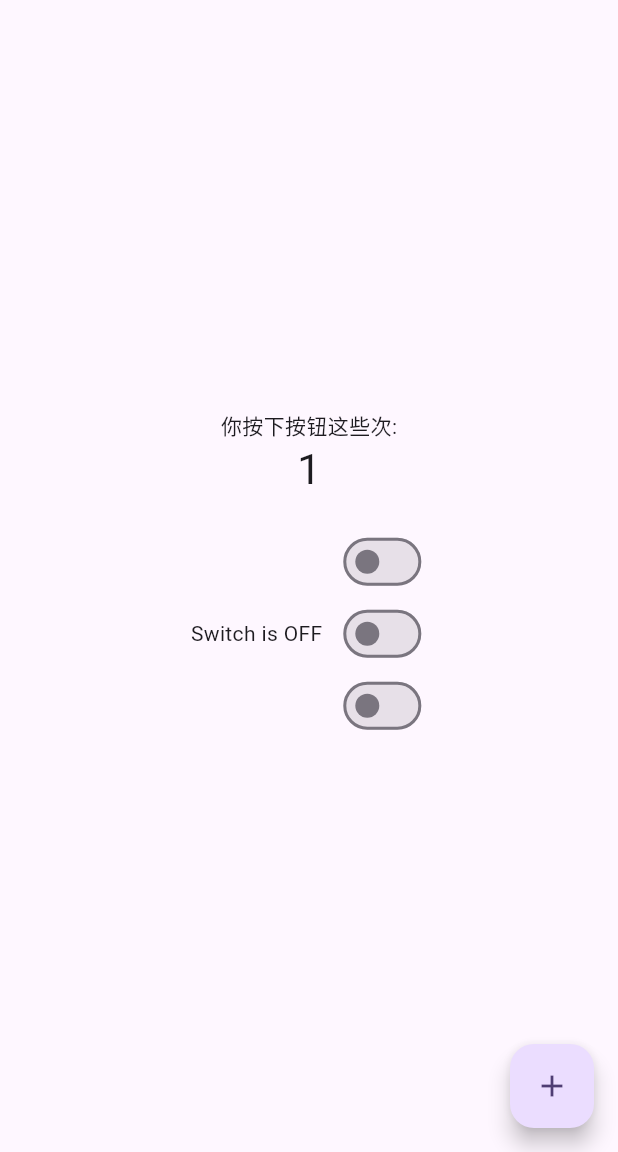
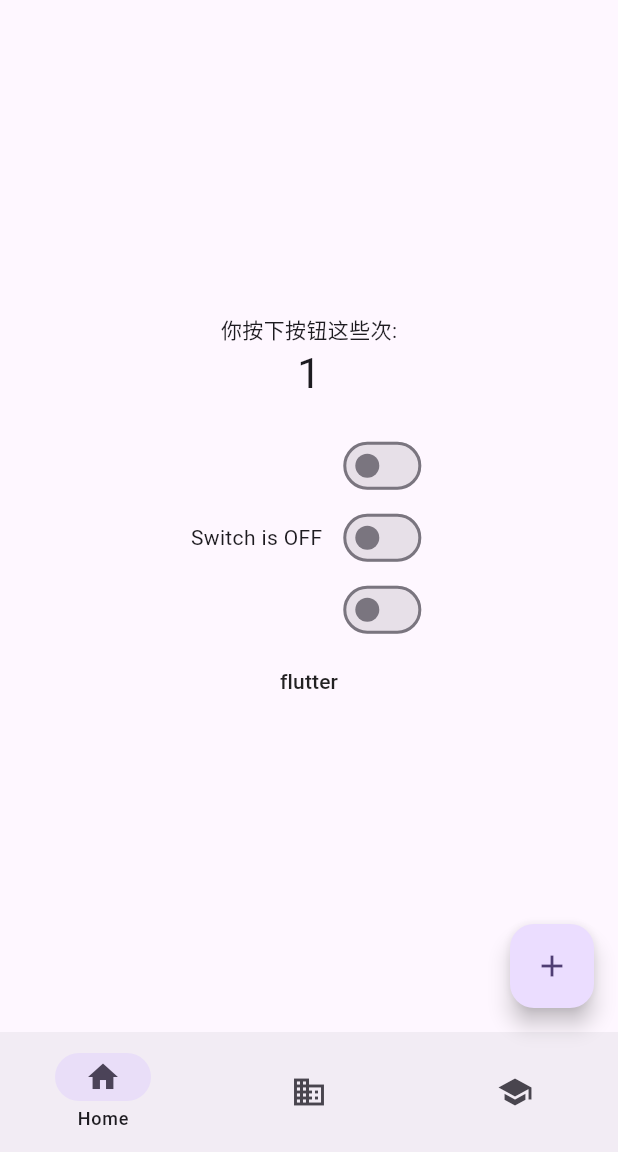
Before and after one commit to QwQ3094/test, a Flutter app: the screen it shows after launch, after a tap on the "add" icon, on a phone screen of 412 x 824 dp, the part 84-1236 px from its top. Run offline on Flutter 3.47's test engine with Material 3 defaults, Android fonts, the phone set to English and light mode, and no system bars.

```diff
--- a/lib/main.dart
+++ b/lib/main.dart
@@ -32,6 +32,7 @@ class MyHomePage extends StatefulWidget {
 class _MyHomePageState extends State<MyHomePage> {
   int _counter = 0;
   bool _isSwitched = false;
+  int _selectedIndex = 1;
 
   void _incrementCounter() {
     setState(() {
@@ -42,6 +43,12 @@ class _MyHomePageState extends State<MyHomePage> {
   void _toggleSwitch(bool value) {
     setState(() {
       _isSwitched = value;
+    });
+  }
+
+  void _onDestinationSelected(int index) {
+    setState(() {
+      _selectedIndex = index;
     });
   }
 
@@ -84,8 +91,12 @@ class _MyHomePageState extends State<MyHomePage> {
                       onChanged: _toggleSwitch,
                     ),
                   ],
-                )
+                ),
               ],
+            ),
+            MaterialButton(
+              child: const Text('flutter'),
+              onPressed: () {},
             ),
           ],
         ),
@@ -95,6 +106,16 @@ class _MyHomePageState extends State<MyHomePage> {
         tooltip: 'Increment',
         child: const Icon(Icons.add),
       ),
+      bottomNavigationBar: NavigationBar(
+        destinations: [
+          NavigationDestination(icon: Icon(Icons.home), label: 'Home'),
+          NavigationDestination(icon: Icon(Icons.business), label: 'Business'),
+          NavigationDestination(icon: Icon(Icons.school), label: 'School'),
+        ],
+        selectedIndex: _selectedIndex,
+        onDestinationSelected: _onDestinationSelected,
+        labelBehavior: NavigationDestinationLabelBehavior.onlyShowSelected,
+      ),
     );
   }
 }
```
Also changed, not shown: 1 other file.
